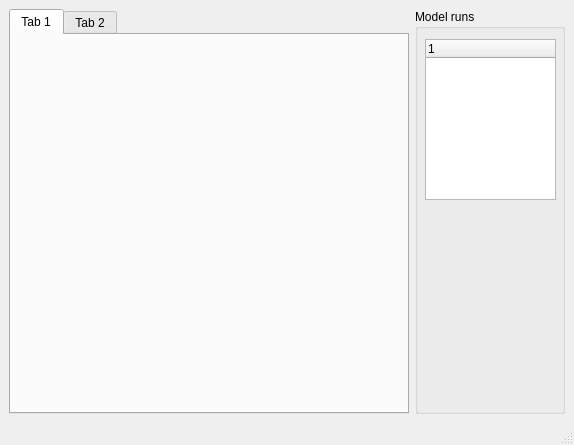
Before: the Qt Designer form mlmodel_UI/main.ui in classmodel/modelgui, drawn with Qt 5.
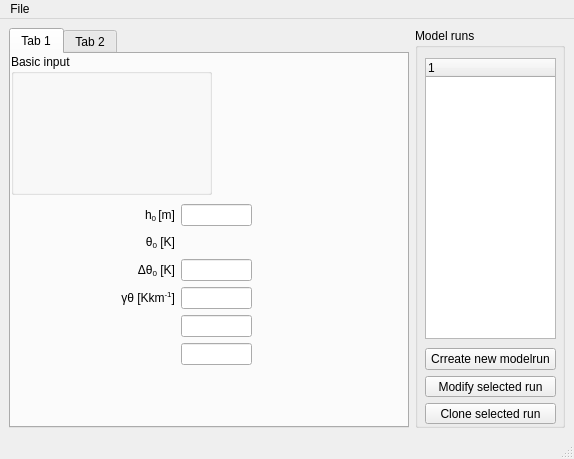
After: the same form once the commit is applied.

Commit message: Update UI; tabbed settings

What changed in the file:
```diff
--- a/mlmodel_UI/main.ui
+++ b/mlmodel_UI/main.ui
@@ -23,10 +23,132 @@
         <height>400</height>
        </size>
       </property>
-      <widget class="QWidget" name="tab">
+      <property name="currentIndex">
+       <number>0</number>
+      </property>
+      <widget class="QWidget" name="generalTab">
        <attribute name="title">
         <string>Tab 1</string>
        </attribute>
+       <widget class="QWidget" name="gridLayoutWidget">
+        <property name="geometry">
+         <rect>
+          <x>110</x>
+          <y>150</y>
+          <width>131</width>
+          <height>161</height>
+         </rect>
+        </property>
+        <layout class="QGridLayout" name="gridLayout">
+         <item row="2" column="1">
+          <widget class="QLineEdit" name="lineEdit_5"/>
+         </item>
+         <item row="3" column="1">
+          <widget class="QLineEdit" name="lineEdit_6"/>
+         </item>
+         <item row="4" column="1">
+          <widget class="QLineEdit" name="lineEdit_7"/>
+         </item>
+         <item row="5" column="1">
+          <widget class="QLineEdit" name="lineEdit_8"/>
+         </item>
+         <item row="0" column="0">
+          <widget class="QLabel" name="label">
+           <property name="toolTip">
+            <string>Initial boundary layer height [m] </string>
+           </property>
+           <property name="text">
+            <string>&lt;!DOCTYPE HTML PUBLIC &quot;-//W3C//DTD HTML 4.0//EN&quot; &quot;http://www.w3.org/TR/REC-html40/strict.dtd&quot;&gt;
+&lt;html&gt;&lt;head&gt;&lt;meta name=&quot;qrichtext&quot; content=&quot;1&quot; /&gt;&lt;style type=&quot;text/css&quot;&gt;
+p, li { white-space: pre-wrap; }
+&lt;/style&gt;&lt;/head&gt;&lt;body style=&quot; font-family:'Sans Serif'; font-size:9pt; font-weight:400; font-style:normal;&quot;&gt;
+&lt;p style=&quot; margin-top:0px; margin-bottom:0px; margin-left:0px; margin-right:0px; -qt-block-indent:0; text-indent:0px;&quot;&gt;h&lt;span style=&quot; vertical-align:sub;&quot;&gt;0 &lt;/span&gt;[m]&lt;/p&gt;&lt;/body&gt;&lt;/html&gt;</string>
+           </property>
+           <property name="alignment">
+            <set>Qt::AlignRight|Qt::AlignTrailing|Qt::AlignVCenter</set>
+           </property>
+          </widget>
+         </item>
+         <item row="0" column="1">
+          <widget class="QLineEdit" name="lineEdit"/>
+         </item>
+         <item row="1" column="0">
+          <widget class="QLabel" name="label_6">
+           <property name="toolTip">
+            <string>Initial mixed layer potential temperature [K]</string>
+           </property>
+           <property name="text">
+            <string>&lt;!DOCTYPE HTML PUBLIC &quot;-//W3C//DTD HTML 4.0//EN&quot; &quot;http://www.w3.org/TR/REC-html40/strict.dtd&quot;&gt;
+&lt;html&gt;&lt;head&gt;&lt;meta name=&quot;qrichtext&quot; content=&quot;1&quot; /&gt;&lt;style type=&quot;text/css&quot;&gt;
+p, li { white-space: pre-wrap; }
+&lt;/style&gt;&lt;/head&gt;&lt;body style=&quot; font-family:'Sans Serif'; font-size:9pt; font-weight:400; font-style:normal;&quot;&gt;
+&lt;p style=&quot; margin-top:12px; margin-bottom:0px; margin-left:0px; margin-right:0px; -qt-block-indent:0; text-indent:0px;&quot;&gt;&lt;span style=&quot; font-family:'Arial, sans-serif';&quot;&gt;θ&lt;/span&gt;&lt;span style=&quot; font-family:'Arial, sans-serif'; vertical-align:sub;&quot;&gt;0&lt;/span&gt;&lt;span style=&quot; font-family:'Arial, sans-serif';&quot;&gt; [K]&lt;/span&gt;&lt;/p&gt;&lt;/body&gt;&lt;/html&gt;</string>
+           </property>
+           <property name="alignment">
+            <set>Qt::AlignRight|Qt::AlignTrailing|Qt::AlignVCenter</set>
+           </property>
+          </widget>
+         </item>
+         <item row="2" column="0">
+          <widget class="QLabel" name="label_5">
+           <property name="toolTip">
+            <string>Initial potential temperature jump at inversion [K]</string>
+           </property>
+           <property name="text">
+            <string>&lt;!DOCTYPE HTML PUBLIC &quot;-//W3C//DTD HTML 4.0//EN&quot; &quot;http://www.w3.org/TR/REC-html40/strict.dtd&quot;&gt;
+&lt;html&gt;&lt;head&gt;&lt;meta name=&quot;qrichtext&quot; content=&quot;1&quot; /&gt;&lt;style type=&quot;text/css&quot;&gt;
+p, li { white-space: pre-wrap; }
+&lt;/style&gt;&lt;/head&gt;&lt;body style=&quot; font-family:'Sans Serif'; font-size:9pt; font-weight:400; font-style:normal;&quot;&gt;
+&lt;p style=&quot; margin-top:12px; margin-bottom:0px; margin-left:0px; margin-right:0px; -qt-block-indent:0; text-indent:0px;&quot;&gt;&lt;span style=&quot; font-family:'Arial, sans-serif';&quot;&gt;Δθ&lt;/span&gt;&lt;span style=&quot; font-family:'Arial, sans-serif'; vertical-align:sub;&quot;&gt;0&lt;/span&gt;&lt;span style=&quot; font-family:'Arial, sans-serif';&quot;&gt; [K]&lt;/span&gt;&lt;/p&gt;&lt;/body&gt;&lt;/html&gt;</string>
+           </property>
+           <property name="alignment">
+            <set>Qt::AlignRight|Qt::AlignTrailing|Qt::AlignVCenter</set>
+           </property>
+          </widget>
+         </item>
+         <item row="3" column="0">
+          <widget class="QLabel" name="label_7">
+           <property name="toolTip">
+            <string>Initial potential temperature jump at inversion [K]</string>
+           </property>
+           <property name="text">
+            <string>&lt;!DOCTYPE HTML PUBLIC &quot;-//W3C//DTD HTML 4.0//EN&quot; &quot;http://www.w3.org/TR/REC-html40/strict.dtd&quot;&gt;
+&lt;html&gt;&lt;head&gt;&lt;meta name=&quot;qrichtext&quot; content=&quot;1&quot; /&gt;&lt;style type=&quot;text/css&quot;&gt;
+p, li { white-space: pre-wrap; }
+&lt;/style&gt;&lt;/head&gt;&lt;body style=&quot; font-family:'Sans Serif'; font-size:9pt; font-weight:400; font-style:normal;&quot;&gt;
+&lt;p style=&quot; margin-top:12px; margin-bottom:0px; margin-left:0px; margin-right:0px; -qt-block-indent:0; text-indent:0px;&quot;&gt;&lt;span style=&quot; font-family:'Arial, sans-serif';&quot;&gt;γθ [Kkm&lt;/span&gt;&lt;span style=&quot; font-family:'Arial, sans-serif'; vertical-align:super;&quot;&gt;-1&lt;/span&gt;&lt;span style=&quot; font-family:'Arial, sans-serif';&quot;&gt;]&lt;/span&gt;&lt;/p&gt;&lt;/body&gt;&lt;/html&gt;</string>
+           </property>
+           <property name="alignment">
+            <set>Qt::AlignRight|Qt::AlignTrailing|Qt::AlignVCenter</set>
+           </property>
+          </widget>
+         </item>
+        </layout>
+       </widget>
+       <widget class="QGroupBox" name="groupBox">
+        <property name="geometry">
+         <rect>
+          <x>0</x>
+          <y>0</y>
+          <width>201</width>
+          <height>141</height>
+         </rect>
+        </property>
+        <property name="title">
+         <string>Basic input</string>
+        </property>
+        <widget class="QWidget" name="gridLayoutWidget_2">
+         <property name="geometry">
+          <rect>
+           <x>10</x>
+           <y>30</y>
+           <width>181</width>
+           <height>101</height>
+          </rect>
+         </property>
+         <layout class="QGridLayout" name="gridLayout_2"/>
+        </widget>
+       </widget>
       </widget>
       <widget class="QWidget" name="tab_2">
        <attribute name="title">
@@ -36,7 +158,7 @@
      </widget>
     </item>
     <item>
-     <widget class="QGroupBox" name="groupBox">
+     <widget class="QGroupBox" name="modelrunsGroup">
       <property name="minimumSize">
        <size>
         <width>150</width>
@@ -46,16 +168,68 @@
       <property name="title">
        <string>Model runs</string>
       </property>
-      <widget class="QTreeWidget" name="treeWidget">
+      <widget class="QTreeWidget" name="modelrunsTree">
        <property name="geometry">
         <rect>
          <x>10</x>
          <y>30</y>
          <width>131</width>
-         <height>161</height>
+         <height>281</height>
         </rect>
        </property>
+       <column>
+        <property name="text">
+         <string notr="true">1</string>
+        </property>
+       </column>
       </widget>
+      <widget class="QWidget" name="">
+       <property name="geometry">
+        <rect>
+         <x>10</x>
+         <y>320</y>
+         <width>131</width>
+         <height>76</height>
+        </rect>
+       </property>
+       <layout class="QVBoxLayout" name="verticalLayout">
+        <item>
+         <widget class="QPushButton" name="newRunButton">
+          <property name="text">
+           <string>Crreate new modelrun</string>
+          </property>
+         </widget>
+        </item>
+        <item>
+         <widget class="QPushButton" name="modifyRunButton">
+          <property name="text">
+           <string>Modify selected run</string>
+          </property>
+         </widget>
+        </item>
+        <item>
+         <widget class="QPushButton" name="cloneRunButton">
+          <property name="text">
+           <string>Clone selected run</string>
+          </property>
+         </widget>
+        </item>
+       </layout>
+      </widget>
+      <zorder>newRunButton</zorder>
+      <zorder>modifyRunButton</zorder>
+      <zorder>cloneRunButton</zorder>
+      <zorder>newRunButton</zorder>
+      <zorder>modelrunsTree</zorder>
+      <zorder>tabWidget</zorder>
+      <zorder>tabWidget</zorder>
+      <zorder>tabWidget</zorder>
+      <zorder>tabWidget</zorder>
+      <zorder>tabWidget</zorder>
+      <zorder>tabWidget</zorder>
+      <zorder>tabWidget</zorder>
+      <zorder>tabWidget</zorder>
+      <zorder>tabWidget</zorder>
      </widget>
     </item>
    </layout>
@@ -69,6 +243,14 @@
      <height>19</height>
     </rect>
    </property>
+   <widget class="QMenu" name="menuFile">
+    <property name="title">
+     <string>File</string>
+    </property>
+    <addaction name="actionSave"/>
+    <addaction name="actionExit"/>
+   </widget>
+   <addaction name="menuFile"/>
   </widget>
   <widget class="QStatusBar" name="statusbar"/>
  </widget>
```
Left out of the diff: 15 changed lines with no effect on the pictures.
